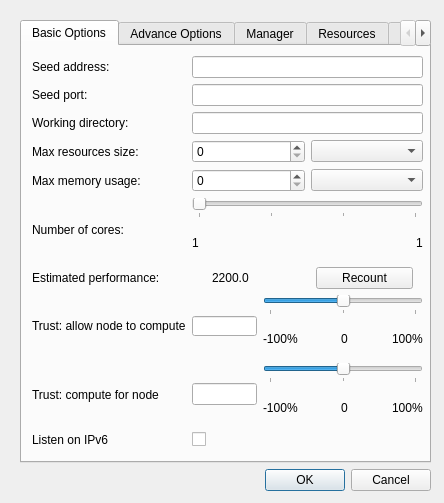
This is examples/gnr/ui/ConfigurationDialog.ui in golemfactory/clay as Qt 5 draws it before an edit. The edited form follows.
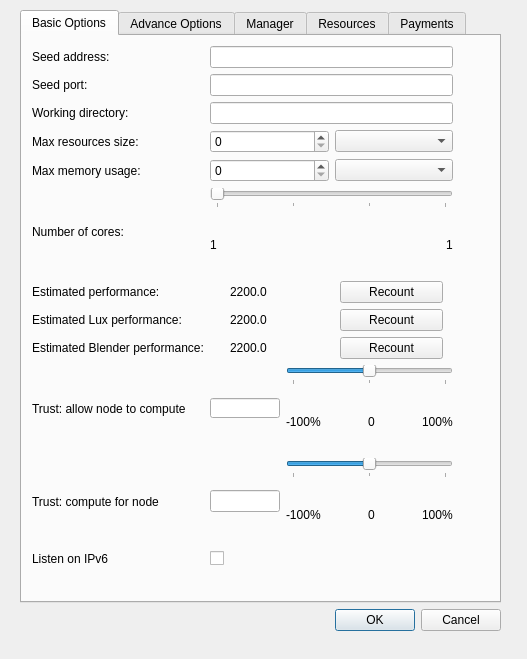
This is the edited form.

Commit message: Attempt to add blender and lux tests to the main app (bugged)

What changed in the file:
```diff
--- a/examples/gnr/ui/ConfigurationDialog.ui
+++ b/examples/gnr/ui/ConfigurationDialog.ui
@@ -6,8 +6,8 @@
    <rect>
     <x>0</x>
     <y>0</y>
-    <width>444</width>
-    <height>503</height>
+    <width>527</width>
+    <height>659</height>
    </rect>
   </property>
   <property name="windowTitle">
@@ -17,9 +17,9 @@
    <property name="geometry">
     <rect>
      <x>20</x>
-     <y>20</y>
-     <width>411</width>
-     <height>471</height>
+     <y>10</y>
+     <width>481</width>
+     <height>621</height>
     </rect>
    </property>
    <layout class="QVBoxLayout" name="verticalLayout_3">
@@ -37,12 +37,12 @@
          <rect>
           <x>10</x>
           <y>10</y>
-          <width>391</width>
-          <height>391</height>
+          <width>421</width>
+          <height>520</height>
          </rect>
         </property>
         <layout class="QGridLayout" name="gridLayout">
-         <item row="8" column="1">
+         <item row="10" column="1">
           <layout class="QHBoxLayout" name="horizontalLayout_5">
            <item>
             <widget class="QLineEdit" name="requestingTrustLineEdit">
@@ -136,7 +136,7 @@
            </item>
           </layout>
          </item>
-         <item row="7" column="1">
+         <item row="9" column="1">
           <layout class="QHBoxLayout" name="horizontalLayout_6">
            <item>
             <widget class="QLineEdit" name="computingTrustLineEdit">
@@ -410,34 +410,96 @@
            </item>
           </layout>
          </item>
-         <item row="8" column="0">
+         <item row="10" column="0">
           <widget class="QLabel" name="label_25">
            <property name="text">
             <string>Trust: compute for node</string>
            </property>
           </widget>
          </item>
-         <item row="7" column="0">
-          <widget class="QLabel" name="label_24">
-           <property name="text">
-            <string>Trust: allow node to compute</string>
-           </property>
-          </widget>
-         </item>
-         <item row="9" column="1">
+         <item row="11" column="1">
           <widget class="QCheckBox" name="useIp6CheckBox">
            <property name="text">
             <string/>
            </property>
           </widget>
          </item>
-         <item row="9" column="0">
+         <item row="11" column="0">
           <widget class="QLabel" name="label_37">
            <property name="text">
             <string>Listen on IPv6</string>
            </property>
           </widget>
          </item>
+         <item row="9" column="0">
+          <widget class="QLabel" name="label_24">
+           <property name="text">
+            <string>Trust: allow node to compute</string>
+           </property>
+          </widget>
+         </item>
+         <item row="7" column="0">
+          <widget class="QLabel" name="label_38">
+           <property name="text">
+            <string>Estimated Lux performance:</string>
+           </property>
+          </widget>
+         </item>
+         <item row="8" column="0">
+          <widget class="QLabel" name="label_39">
+           <property name="text">
+            <string>Estimated Blender performance:</string>
+           </property>
+          </widget>
+         </item>
+         <item row="7" column="1">
+          <layout class="QHBoxLayout" name="horizontalLayout_11">
+           <property name="leftMargin">
+            <number>20</number>
+           </property>
+           <property name="rightMargin">
+            <number>10</number>
+           </property>
+           <item>
+            <widget class="QLabel" name="luxPerformanceLabel">
+             <property name="text">
+              <string>2200.0</string>
+             </property>
+            </widget>
+           </item>
+           <item>
+            <widget class="QPushButton" name="recountLuxButton">
+             <property name="text">
+              <string>Recount</string>
+             </property>
+            </widget>
+           </item>
+          </layout>
+         </item>
+         <item row="8" column="1">
+          <layout class="QHBoxLayout" name="horizontalLayout_12">
+           <property name="leftMargin">
+            <number>20</number>
+           </property>
+           <property name="rightMargin">
+            <number>10</number>
+           </property>
+           <item>
+            <widget class="QLabel" name="blenderPerformanceLabel">
+             <property name="text">
+              <string>2200.0</string>
+             </property>
+            </widget>
+           </item>
+           <item>
+            <widget class="QPushButton" name="recountBlenderButton">
+             <property name="text">
+              <string>Recount</string>
+             </property>
+            </widget>
+           </item>
+          </layout>
+         </item>
         </layout>
        </widget>
       </widget>
```
Left out of the diff: 5 changed lines with no effect on the pictures. The commit also changes 7 other files.
